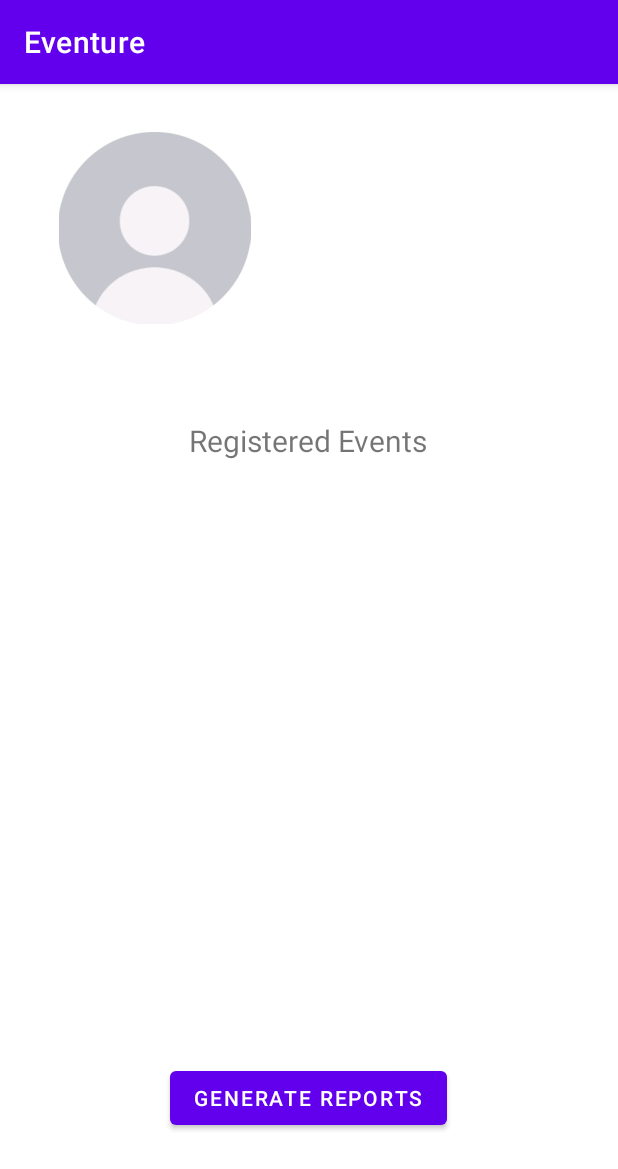
After one commit to arnold7800x3d/Eventure, an Android app: the fragment ProfileFragment shown on its own in the app's theme, on a phone screen of 412 x 824 dp. The commit adds this screen. Shown: the top 1169 px of the screen. Run offline under Robolectric (Android 15) with nearby library versions, the light colour scheme and no system bars; our stand-ins replace data binding.

Commit message:
Updated profile section

```diff
--- a/app/src/main/java/com/example/eventure/activities/LoginActivity.kt
+++ b/app/src/main/java/com/example/eventure/activities/LoginActivity.kt
@@ -18,8 +18,8 @@ import com.google.firebase.auth.auth
 
 
 class LoginActivity : AppCompatActivity() {
+
     private lateinit var auth: FirebaseAuth
-
     lateinit var binding: ActivityLoginBinding
 
     override fun onCreate(savedInstanceState: Bundle?) {
--- a/app/src/main/java/com/example/eventure/activities/RegisterActivity.kt
+++ b/app/src/main/java/com/example/eventure/activities/RegisterActivity.kt
@@ -12,8 +12,10 @@ import androidx.core.view.WindowInsetsCompat
 import androidx.databinding.DataBindingUtil
 import com.example.eventure.R
 import com.example.eventure.databinding.ActivityRegisterBinding
+import com.google.firebase.Firebase
 import com.google.firebase.auth.FirebaseAuth
 import com.google.firebase.auth.FirebaseUser
+import com.google.firebase.auth.auth
 
 class RegisterActivity : AppCompatActivity() {
 
@@ -21,12 +23,26 @@ class RegisterActivity : AppCompatActivity() {
     lateinit var binding: ActivityRegisterBinding
 
     override fun onCreate(savedInstanceState: Bundle?) {
+
+        auth = Firebase.auth
+
         super.onCreate(savedInstanceState)
         enableEdgeToEdge()
         binding = DataBindingUtil.setContentView(this, R.layout.activity_register)
-//        binding.signUpButton2.setOnClickListener {
-//            createUser()
-//        }
+
+        //bind sign up action to button
+        binding.signUpButton2.setOnClickListener {
+            createUser(
+                binding.emailSignUp.text.toString().trim(),
+                binding.passwordSignUp.toString().trim()
+            )
+        }
+
+        //bind login action to button
+        binding.loginButton2.setOnClickListener {
+            val intent = Intent(this, LoginActivity::class.java)
+            startActivity(intent)
+        }
 
         ViewCompat.setOnApplyWindowInsetsListener(findViewById(R.id.main)) { v, insets ->
             val systemBars = insets.getInsets(WindowInsetsCompat.Type.systemBars())
@@ -35,9 +51,9 @@ class RegisterActivity : AppCompatActivity() {
         }
     }
 
-    private fun createUser() {
-        val email = binding.emailSignUp.text.toString()
-        val password = binding.passwordSignUp.toString()
+    private fun createUser(email:String, password: String) {
+//        val email = binding.emailSignUp.text.toString()
+//        val password = binding.passwordSignUp.toString()
 
         auth.createUserWithEmailAndPassword(email, password)
             .addOnCompleteListener(this) {task ->
@@ -55,17 +71,7 @@ class RegisterActivity : AppCompatActivity() {
     }
 
     private fun updateUI(user: FirebaseUser?) {
-        binding.signUpButton2.setOnClickListener {
-            val intent = Intent(this, HomeActivity::class.java)
-            startActivity(intent)
-        }
+        val intent = Intent(this, HomeActivity::class.java)
+        startActivity(intent)
     }
-
-//    public override fun onStart() {
-//        super.onStart()
-//        val currentUser = auth.currentUser
-//        if(currentUser != null) {
-//            reload()
-//        }
-//    }
 }
--- /dev/null
+++ b/app/src/main/java/com/example/eventure/fragments/ProfileFragment.kt
@@ -0,0 +1,19 @@
+package com.example.eventure.fragments
+
+import android.os.Bundle
+import androidx.fragment.app.Fragment
+import android.view.LayoutInflater
+import android.view.View
+import android.view.ViewGroup
+import com.example.eventure.R
+
+class ProfileFragment : Fragment() {
+
+    override fun onCreateView(
+        inflater: LayoutInflater, container: ViewGroup?,
+        savedInstanceState: Bundle?
+    ): View? {
+        // Inflate the layout for this fragment
+        return inflater.inflate(R.layout.fragment_profile, container, false)
+    }
+}
--- /dev/null
+++ b/app/src/main/res/layout/fragment_profile.xml
@@ -0,0 +1,45 @@
+<?xml version="1.0" encoding="utf-8"?>
+<layout
+    xmlns:android="http://schemas.android.com/apk/res/android"
+    xmlns:app="http://schemas.android.com/apk/res-auto"
+    xmlns:tools="http://schemas.android.com/tools">
+
+    <androidx.constraintlayout.widget.ConstraintLayout
+        android:layout_width="match_parent"
+        android:layout_height="match_parent">
+
+
+        <ImageView
+            android:id="@+id/imageView"
+            android:layout_width="150dp"
+            android:layout_height="128dp"
+            android:layout_marginStart="28dp"
+            android:layout_marginTop="32dp"
+            android:src="@drawable/icon"
+            app:layout_constraintStart_toStartOf="parent"
+            app:layout_constraintTop_toTopOf="parent" />
+
+        <TextView
+            android:id="@+id/textView"
+            android:layout_width="wrap_content"
+            android:layout_height="wrap_content"
+            android:layout_marginTop="224dp"
+            android:text="@string/registered_events"
+            android:textSize="20sp"
+            app:layout_constraintEnd_toEndOf="parent"
+            app:layout_constraintHorizontal_bias="0.498"
+            app:layout_constraintStart_toStartOf="parent"
+            app:layout_constraintTop_toTopOf="parent" />
+
+        <Button
+            android:id="@+id/button2"
+            android:layout_width="wrap_content"
+            android:layout_height="wrap_content"
+            android:layout_marginBottom="68dp"
+            android:text="@string/reports"
+            app:layout_constraintBottom_toBottomOf="parent"
+            app:layout_constraintEnd_toEndOf="parent"
+            app:layout_constraintHorizontal_bias="0.498"
+            app:layout_constraintStart_toStartOf="parent" />
+    </androidx.constraintlayout.widget.ConstraintLayout>
+</layout>
--- /dev/null
+++ b/app/src/main/res/menu/bottom_navigation_menu.xml
@@ -0,0 +1,3 @@
+<?xml version="1.0" encoding="utf-8"?>
+<menu xmlns:app="http://schemas.android.com/apk/res-auto"
+    xmlns:android="http://schemas.android.com/apk/res/android"/>
--- a/app/src/main/res/values/strings.xml
+++ b/app/src/main/res/values/strings.xml
@@ -12,4 +12,6 @@
     <string name="title_dashboard">Dashboard</string>
     <string name="title_notifications">Notifications</string>
     <string name="search">Search</string>
+    <string name="registered_events">Registered Events</string>
+    <string name="reports">Generate reports</string>
 </resources>
```
Also changed, not shown: app/src/main/res/drawable/icon.jpg (added), 1 other file.
